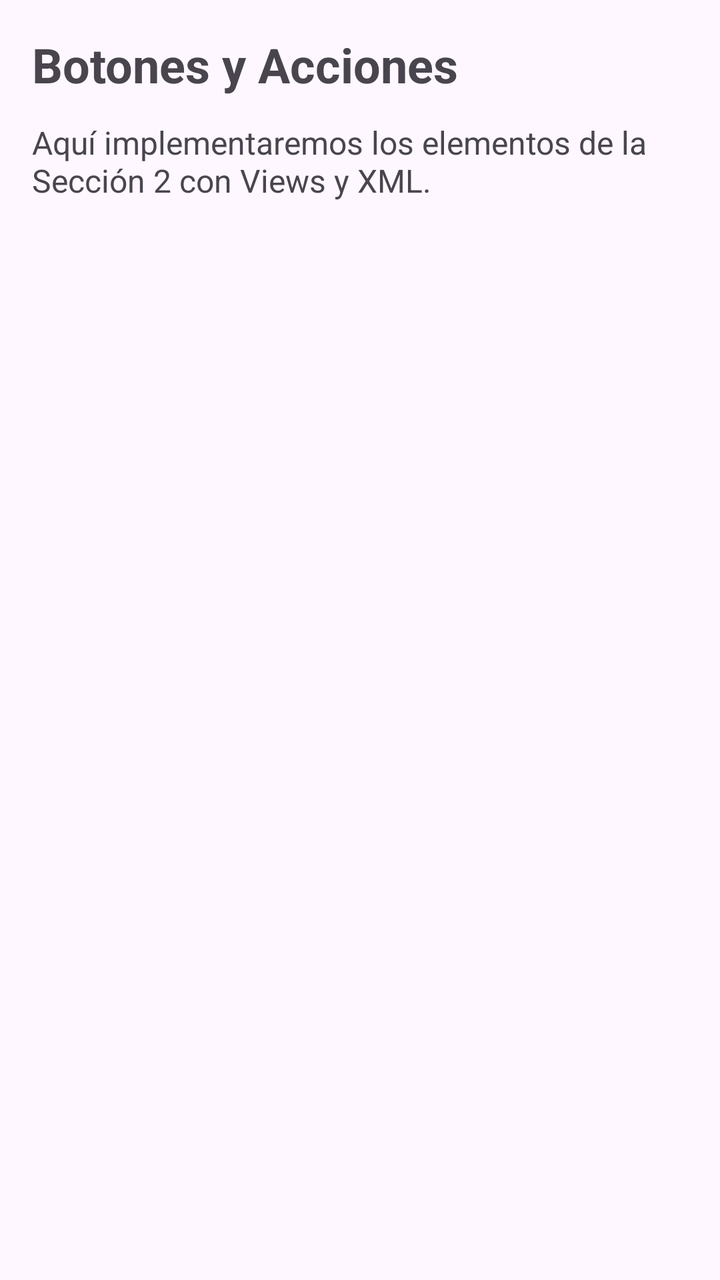
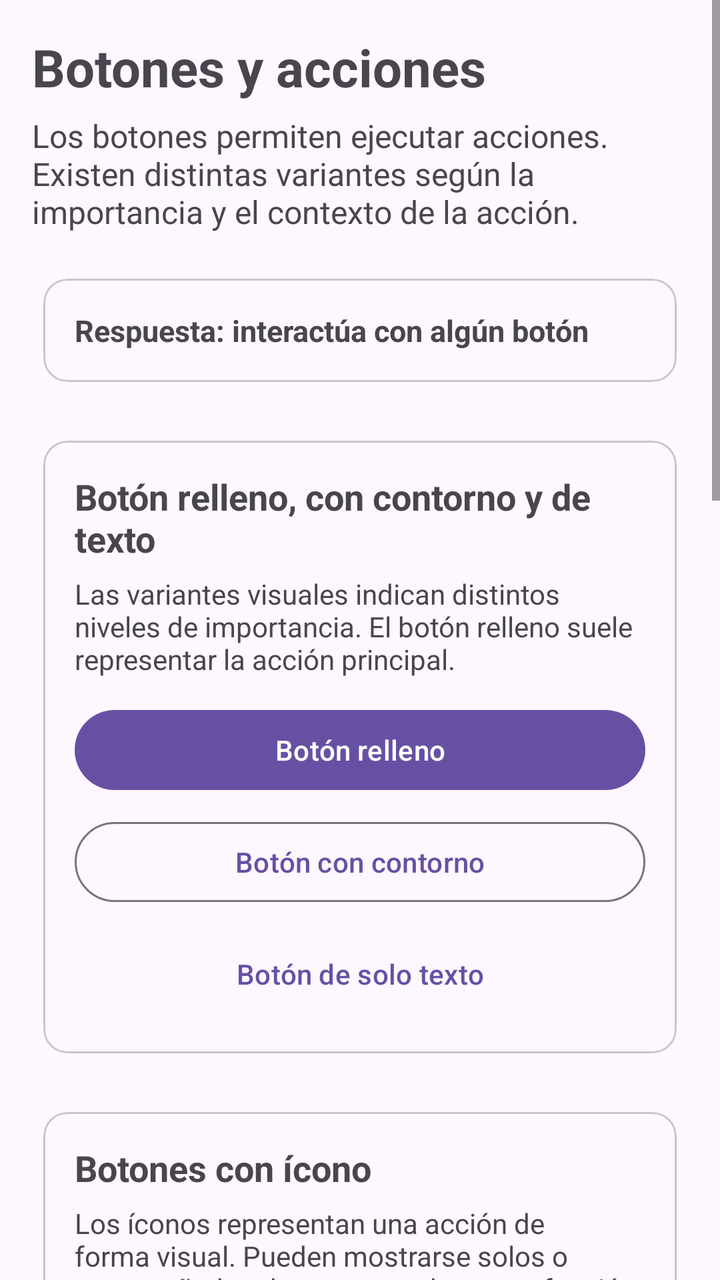

Compare the two renders of this Android layout. The source of the first and the diff that turns it into the second are given below.
<!-- AndroidManifest.xml: application theme Theme.ElementosUIViews -->
<!-- res/layout/fragment_botones_acciones.xml -->
<?xml version="1.0" encoding="utf-8"?>
<LinearLayout xmlns:android="http://schemas.android.com/apk/res/android"
    android:layout_width="match_parent"
    android:layout_height="match_parent"
    android:orientation="vertical"
    android:padding="16dp">

    <TextView
        android:layout_width="match_parent"
        android:layout_height="wrap_content"
        android:text="Botones y Acciones"
        android:textSize="24sp"
        android:textStyle="bold" />

    <TextView
        android:layout_width="match_parent"
        android:layout_height="wrap_content"
        android:layout_marginTop="12dp"
        android:text="Aquí implementaremos los elementos de la Sección 2 con Views y XML."
        android:textSize="16sp" />

</LinearLayout>
<!-- resources referenced by this layout -->
<resources>
  <style name="Theme.ElementosUIViews" parent="Base.Theme.ElementosUIViews" />
  <style name="Base.Theme.ElementosUIViews" parent="Theme.Material3.DayNight.NoActionBar">
          
          
      </style>
</resources>

<!-- the commit's change to res/layout/fragment_botones_acciones.xml (unified diff, before → after) -->
@@ -1,22 +1,374 @@
 <?xml version="1.0" encoding="utf-8"?>
-<LinearLayout xmlns:android="http://schemas.android.com/apk/res/android"
+<ScrollView xmlns:android="http://schemas.android.com/apk/res/android"
+    xmlns:app="http://schemas.android.com/apk/res-auto"
     android:layout_width="match_parent"
     android:layout_height="match_parent"
-    android:orientation="vertical"
-    android:padding="16dp">
-
-    <TextView
+    android:fillViewport="true">
+
+    <LinearLayout
         android:layout_width="match_parent"
         android:layout_height="wrap_content"
-        android:text="Botones y Acciones"
-        android:textSize="24sp"
-        android:textStyle="bold" />
-
-    <TextView
-        android:layout_width="match_parent"
-        android:layout_height="wrap_content"
-        android:layout_marginTop="12dp"
-        android:text="Aquí implementaremos los elementos de la Sección 2 con Views y XML."
-        android:textSize="16sp" />
-
-</LinearLayout>
+        android:orientation="vertical"
+        android:padding="16dp">
+
+        <TextView
+            android:layout_width="match_parent"
+            android:layout_height="wrap_content"
+            android:text="Botones y acciones"
+            android:textSize="26sp"
+            android:textStyle="bold" />
+
+        <TextView
+            android:layout_width="match_parent"
+            android:layout_height="wrap_content"
+            android:layout_marginTop="6dp"
+            android:layout_marginBottom="16dp"
+            android:text="Los botones permiten ejecutar acciones. Existen distintas variantes según la importancia y el contexto de la acción."
+            android:textSize="16sp" />
+
+        
+
+        <com.google.android.material.card.MaterialCardView
+            android:layout_width="match_parent"
+            android:layout_height="wrap_content"
+            android:layout_marginBottom="16dp"
+            app:cardUseCompatPadding="true">
+
+            <TextView
+                android:id="@+id/tvRespuesta"
+                android:layout_width="match_parent"
+                android:layout_height="wrap_content"
+                android:padding="16dp"
+                android:text="Respuesta: interactúa con algún botón"
+                android:textSize="15sp"
+                android:textStyle="bold" />
+
+        </com.google.android.material.card.MaterialCardView>
+
+        
+
+        <com.google.android.material.card.MaterialCardView
+            android:layout_width="match_parent"
+            android:layout_height="wrap_content"
+            android:layout_marginBottom="16dp"
+            app:cardUseCompatPadding="true">
+
+            <LinearLayout
+                android:layout_width="match_parent"
+                android:layout_height="wrap_content"
+                android:orientation="vertical"
+                android:padding="16dp">
+
+                <TextView
+                    android:layout_width="match_parent"
+                    android:layout_height="wrap_content"
+                    android:text="Botón relleno, con contorno y de texto"
+                    android:textSize="18sp"
+                    android:textStyle="bold" />
+
+                <TextView
+                    android:layout_width="match_parent"
+                    android:layout_height="wrap_content"
+                    android:layout_marginTop="6dp"
+                    android:layout_marginBottom="12dp"
+                    android:text="Las variantes visuales indican distintos niveles de importancia. El botón relleno suele representar la acción principal."
+                    android:textSize="14sp" />
+
+                <com.google.android.material.button.MaterialButton
+                    android:id="@+id/btnRelleno"
+                    android:layout_width="match_parent"
+                    android:layout_height="wrap_content"
+                    android:text="Botón relleno" />
+
+                <com.google.android.material.button.MaterialButton
+                    android:id="@+id/btnContorno"
+                    style="@style/Widget.Material3.Button.OutlinedButton"
+                    android:layout_width="match_parent"
+                    android:layout_height="wrap_content"
+                    android:layout_marginTop="8dp"
+                    android:text="Botón con contorno" />
+
+                <com.google.android.material.button.MaterialButton
+                    android:id="@+id/btnTexto"
+                    style="@style/Widget.Material3.Button.TextButton"
+                    android:layout_width="match_parent"
+                    android:layout_height="wrap_content"
+                    android:layout_marginTop="8dp"
+                    android:text="Botón de solo texto" />
+
+            </LinearLayout>
+
+        </com.google.android.material.card.MaterialCardView>
+
+        
+
+        <com.google.android.material.card.MaterialCardView
+            android:layout_width="match_parent"
+            android:layout_height="wrap_content"
+            android:layout_marginBottom="16dp"
+            app:cardUseCompatPadding="true">
+
+            <LinearLayout
+                android:layout_width="match_parent"
+                android:layout_height="wrap_content"
+                android:orientation="vertical"
+                android:padding="16dp">
+
+                <TextView
+                    android:layout_width="match_parent"
+                    android:layout_height="wrap_content"
+                    android:text="Botones con ícono"
+                    android:textSize="18sp"
+                    android:textStyle="bold" />
+
+                <TextView
+                    android:layout_width="match_parent"
+                    android:layout_height="wrap_content"
+                    android:layout_marginTop="6dp"
+                    android:layout_marginBottom="12dp"
+                    android:text="Los íconos representan una acción de forma visual. Pueden mostrarse solos o acompañados de texto para hacer su función más clara."
+                    android:textSize="14sp" />
+
+                <LinearLayout
+                    android:layout_width="match_parent"
+                    android:layout_height="wrap_content"
+                    android:gravity="center_vertical"
+                    android:orientation="horizontal">
+
+                    <ImageButton
+                        android:id="@+id/btnSoloIcono"
+                        android:layout_width="56dp"
+                        android:layout_height="56dp"
+                        android:background="?attr/selectableItemBackgroundBorderless"
+                        android:contentDescription="Enviar"
+                        android:padding="14dp"
+                        android:src="@android:drawable/ic_menu_send" />
+
+                    <com.google.android.material.button.MaterialButton
+                        android:id="@+id/btnIconoTexto"
+                        android:layout_width="wrap_content"
+                        android:layout_height="wrap_content"
+                        android:layout_marginStart="16dp"
+                        android:text="Enviar"
+                        app:icon="@android:drawable/ic_menu_send"
+                        app:iconGravity="textStart"
+                        app:iconPadding="8dp" />
+
+                </LinearLayout>
+
+            </LinearLayout>
+
+        </com.google.android.material.card.MaterialCardView>
+
+        
+
+        <com.google.android.material.card.MaterialCardView
+            android:layout_width="match_parent"
+            android:layout_height="wrap_content"
+            android:layout_marginBottom="16dp"
+            app:cardUseCompatPadding="true">
+
+            <LinearLayout
+                android:layout_width="match_parent"
+                android:layout_height="wrap_content"
+                android:orientation="vertical"
+                android:padding="16dp">
+
+                <TextView
+                    android:layout_width="match_parent"
+                    android:layout_height="wrap_content"
+                    android:text="Botón de acción flotante"
+                    android:textSize="18sp"
+                    android:textStyle="bold" />
+
+                <TextView
+                    android:layout_width="match_parent"
+                    android:layout_height="wrap_content"
+                    android:layout_marginTop="6dp"
+                    android:layout_marginBottom="12dp"
+                    android:text="El FAB destaca una acción importante de la pantalla. Puede mostrarse únicamente con un ícono o extenderse para incluir texto."
+                    android:textSize="14sp" />
+
+                <LinearLayout
+                    android:layout_width="match_parent"
+                    android:layout_height="wrap_content"
+                    android:gravity="center_vertical"
+                    android:orientation="horizontal">
+
+                    <com.google.android.material.floatingactionbutton.FloatingActionButton
+                        android:id="@+id/fabNormal"
+                        android:layout_width="wrap_content"
+                        android:layout_height="wrap_content"
+                        android:contentDescription="Agregar"
+                        app:srcCompat="@android:drawable/ic_input_add" />
+
+                    <com.google.android.material.floatingactionbutton.ExtendedFloatingActionButton
+                        android:id="@+id/fabExtendido"
+                        android:layout_width="wrap_content"
+                        android:layout_height="wrap_content"
+                        android:layout_marginStart="24dp"
+                        android:text="Agregar"
+                        app:icon="@android:drawable/ic_input_add" />
+
+                </LinearLayout>
+
+            </LinearLayout>
+
+        </com.google.android.material.card.MaterialCardView>
+
+        
+
+        <com.google.android.material.card.MaterialCardView
+            android:layout_width="match_parent"
+            android:layout_height="wrap_content"
+            android:layout_marginBottom="16dp"
+            app:cardUseCompatPadding="true">
+
+            <LinearLayout
+                android:layout_width="match_parent"
+                android:layout_height="wrap_content"
+                android:orientation="vertical"
+                android:padding="16dp">
+
+                <TextView
+                    android:layout_width="match_parent"
+                    android:layout_height="wrap_content"
+                    android:text="Selector segmentado"
+                    android:textSize="18sp"
+                    android:textStyle="bold" />
+
+                <TextView
+                    android:layout_width="match_parent"
+                    android:layout_height="wrap_content"
+                    android:layout_marginTop="6dp"
+                    android:layout_marginBottom="12dp"
+                    android:text="Permite seleccionar una opción de un pequeño grupo. Solo una de las alternativas permanece activa."
+                    android:textSize="14sp" />
+
+                <com.google.android.material.button.MaterialButtonToggleGroup
+                    android:id="@+id/toggleGroup"
+                    android:layout_width="match_parent"
+                    android:layout_height="wrap_content"
+                    app:selectionRequired="true"
+                    app:singleSelection="true">
+
+                    <com.google.android.material.button.MaterialButton
+                        android:id="@+id/btnSegmentoUno"
+                        style="@style/Widget.Material3.Button.OutlinedButton"
+                        android:layout_width="0dp"
+                        android:layout_height="wrap_content"
+                        android:layout_weight="1"
+                        android:text="Uno" />
+
+                    <com.google.android.material.button.MaterialButton
+                        android:id="@+id/btnSegmentoDos"
+                        style="@style/Widget.Material3.Button.OutlinedButton"
+                        android:layout_width="0dp"
+                        android:layout_height="wrap_content"
+                        android:layout_weight="1"
+                        android:text="Dos" />
+
+                    <com.google.android.material.button.MaterialButton
+                        android:id="@+id/btnSegmentoTres"
+                        style="@style/Widget.Material3.Button.OutlinedButton"
+                        android:layout_width="0dp"
+                        android:layout_height="wrap_content"
+                        android:layout_weight="1"
+                        android:text="Tres" />
+
+                </com.google.android.material.button.MaterialButtonToggleGroup>
+
+            </LinearLayout>
+
+        </com.google.android.material.card.MaterialCardView>
+
+        
+
+        <com.google.android.material.card.MaterialCardView
+            android:layout_width="match_parent"
+            android:layout_height="wrap_content"
+            android:layout_marginBottom="16dp"
+            app:cardUseCompatPadding="true">
+
+            <LinearLayout
+                android:layout_width="match_parent"
+                android:layout_height="wrap_content"
+                android:orientation="vertical"
+                android:padding="16dp">
+
+                <TextView
+                    android:layout_width="match_parent"
+                    android:layout_height="wrap_content"
+                    android:text="Botón deshabilitado"
+                    android:textSize="18sp"
+                    android:textStyle="bold" />
+
+                <TextView
+                    android:layout_width="match_parent"
+                    android:layout_height="wrap_content"
+                    android:layout_marginTop="6dp"
+                    android:layout_marginBottom="12dp"
+                    android:text="Un botón deshabilitado informa que una acción existe, pero todavía no puede ejecutarse porque falta alguna condición."
+                    android:textSize="14sp" />
+
+                <com.google.android.material.button.MaterialButton
+                    android:id="@+id/btnDeshabilitado"
+                    android:layout_width="match_parent"
+                    android:layout_height="wrap_content"
+                    android:enabled="false"
+                    android:text="Acción no disponible" />
+
+            </LinearLayout>
+
+        </com.google.android.material.card.MaterialCardView>
+
+        
+
+        <com.google.android.material.card.MaterialCardView
+            android:layout_width="match_parent"
+            android:layout_height="wrap_content"
+            android:layout_marginBottom="24dp"
+            app:cardUseCompatPadding="true">
+
+            <LinearLayout
+                android:layout_width="match_parent"
+                android:layout_height="wrap_content"
+                android:orientation="vertical"
+                android:padding="16dp">
+
+                <TextView
+                    android:layout_width="match_parent"
+                    android:layout_height="wrap_content"
+                    android:text="Botón en estado de carga"
+                    android:textSize="18sp"
+                    android:textStyle="bold" />
+
+                <TextView
+                    android:layout_width="match_parent"
+                    android:layout_height="wrap_content"
+                    android:layout_marginTop="6dp"
+                    android:layout_marginBottom="12dp"
+                    android:text="Durante una operación puede deshabilitarse temporalmente el botón y mostrarse un indicador para informar que la tarea está en proceso."
+                    android:textSize="14sp" />
+
+                <com.google.android.material.button.MaterialButton
+                    android:id="@+id/btnCarga"
+                    android:layout_width="match_parent"
+                    android:layout_height="wrap_content"
+                    android:text="Iniciar carga" />
+
+                <ProgressBar
+                    android:id="@+id/progressCarga"
+                    android:layout_width="wrap_content"
+                    android:layout_height="wrap_content"
+                    android:layout_gravity="center_horizontal"
+                    android:layout_marginTop="12dp"
+                    android:visibility="gone" />
+
+            </LinearLayout>
+
+        </com.google.android.material.card.MaterialCardView>
+
+    </LinearLayout>
+
+</ScrollView>
